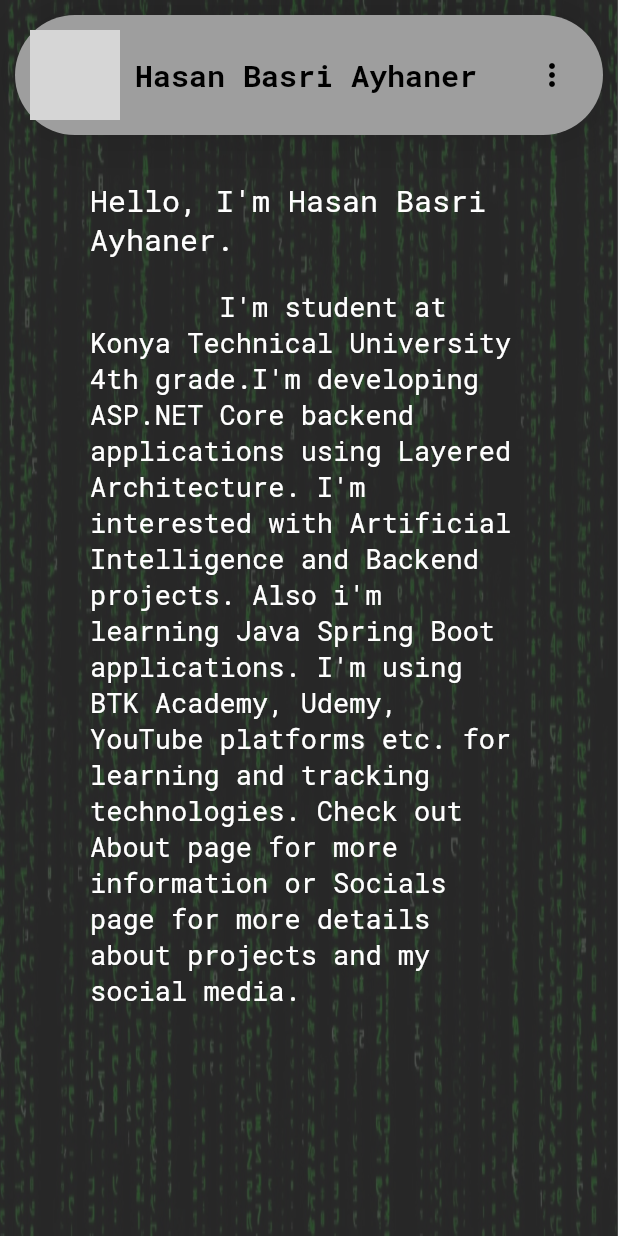
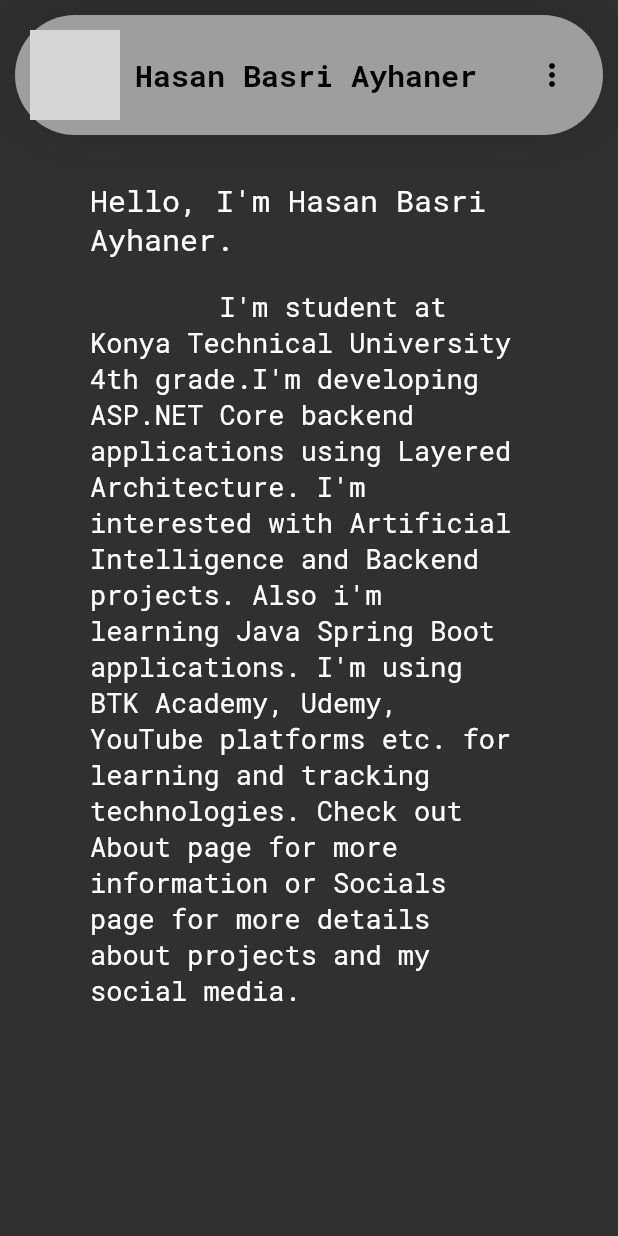
Before and after one commit to HBA114/hba114_github_io_website, a Flutter app: the screen it shows after launch, on a phone screen of 412 x 824 dp. Run offline on Flutter 3.47's test engine with Material 2 defaults, Android fonts, the phone set to English and light mode, and no system bars; our stand-ins replace google_fonts; network calls fail; grey boxes are pictures that could not be loaded.

Commit message:
Background Updated

```diff
--- a/lib/components/background.dart
+++ b/lib/components/background.dart
@@ -11,13 +11,13 @@ class Background extends StatelessWidget {
     return Container(
       height: size.height,
       width: size.width,
-      decoration: const BoxDecoration(
-        image: DecorationImage(
-          opacity: 0.18,
-          image: AssetImage("assets/images/matrix.jpg"),
-          fit: BoxFit.fill,
-        ),
-      ),
+      // decoration: const BoxDecoration(
+      //   image: DecorationImage(
+      //     opacity: 0.05,
+      //     image: AssetImage("assets/images/matrix.jpg"),
+      //     fit: BoxFit.fill,
+      //   ),
+      // ),
       child: child,
     );
   }
```
